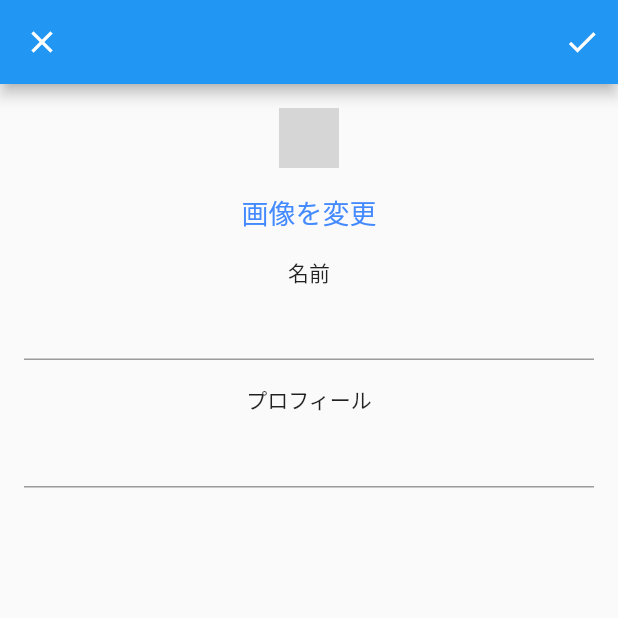
After one commit to Yukihiro1123/twitter_clone, a Flutter app: the EditProfileScreen screen opened by its route, after a tap on "画像を変更", on a phone screen of 412 x 824 dp, the top half of it. The commit adds this screen. Run offline on Flutter 3.47's test engine with Material 2 defaults, Android fonts, the phone set to English and light mode, and no system bars; our stand-ins replace cached_network_image, cloud_firestore, firebase_auth, firebase_core, firebase_storage, fluttertoast and 3 more; accounts and stored records are empty; network calls fail; Roboto replaces fonts that are missing (NotoSansJP_Medium); grey boxes are pictures that could not be loaded.

Commit message:
プロフィール編集機能+プロフィール画面UI

```diff
--- a/lib/di/providers.dart
+++ b/lib/di/providers.dart
@@ -5,6 +5,7 @@ import 'package:twitter_clone/view_models/timeline_view_model.dart';
 import '../models/db/database_manager.dart';
 import '../models/repositories/post_repository.dart';
 import '../models/repositories/user_repository.dart';
+
 import '../view_models/login_view_model.dart';
 import '../view_models/post_view_model.dart';
 import '../view_models/profile_view_model.dart';
@@ -46,6 +47,7 @@ List<SingleChildWidget> viewModels = [
   ChangeNotifierProvider<ProfileViewModel>(
     create: (context) => ProfileViewModel(
       userRepository: context.read<UserRepository>(),
+      postRepository: context.read<PostRepository>(),
     ),
   ),
   ChangeNotifierProvider<PostViewModel>(
@@ -59,5 +61,5 @@ List<SingleChildWidget> viewModels = [
       userRepository: context.read<UserRepository>(),
       postRepository: context.read<PostRepository>(),
     ),
-  )
+  ),
 ];
--- a/lib/main.dart
+++ b/lib/main.dart
@@ -5,6 +5,7 @@ import 'package:provider/provider.dart';
 import 'package:twitter_clone/di/providers.dart';
 import 'package:twitter_clone/firebase_options.dart';
 import 'package:twitter_clone/view/post/tweet_form_screen.dart';
+import 'package:twitter_clone/view/profile/screens/edit_profile_screen.dart';
 import 'package:twitter_clone/view_models/login_view_model.dart';
 
 import 'screens/home_screen.dart';
@@ -65,6 +66,12 @@ class MyApp extends StatelessWidget {
           return const LikesPage();
         },
       ),
+      GoRoute(
+        path: "/edit_profile",
+        builder: (BuildContext context, GoRouterState state) {
+          return const EditProfileScreen();
+        },
+      ),
     ],
   );
 }
--- a/lib/models/repositories/post_repository.dart
+++ b/lib/models/repositories/post_repository.dart
@@ -1,3 +1,6 @@
+import 'dart:io';
+
+import 'package:image_picker/image_picker.dart';
 import 'package:twitter_clone/data_models/user.dart';
 import 'package:uuid/uuid.dart';
 
@@ -8,6 +11,14 @@ import '../db/database_manager.dart';
 class PostRepository {
   final DatabaseManager dbManager;
   PostRepository({required this.dbManager});
+
+  Future<File?> pickImage() async {
+    final imagePicker = ImagePicker();
+    final pickedImage =
+        await imagePicker.pickImage(source: ImageSource.gallery);
+    print("The path is ${pickedImage?.path}");
+    return (pickedImage != null) ? File(pickedImage.path) : null;
+  }
 
   Future<void> post(User currentUser, String tweetText) async {
     final storageId = const Uuid().v1();
@@ -27,7 +38,7 @@ class PostRepository {
   Future<void> likeIt(Post post, User currentUser) async {
     final like = Like(
       likeUserId: currentUser.userId,
-      likeId: Uuid().v1(),
+      likeId: const Uuid().v1(),
       postId: post.postId,
       likeDateTime: DateTime.now(),
     );
--- a/lib/view/common/circle_photo.dart
+++ b/lib/view/common/circle_photo.dart
@@ -1,16 +1,19 @@
+import 'package:cached_network_image/cached_network_image.dart';
 import "package:flutter/material.dart";
 
 class CirclePhoto extends StatelessWidget {
-  final String? photoUrl;
+  final String photoUrl;
   final double? radius;
-  const CirclePhoto({super.key, this.photoUrl, this.radius});
+  const CirclePhoto({super.key, required this.photoUrl, this.radius});
 
   @override
   Widget build(BuildContext context) {
     return CircleAvatar(
       radius: radius,
-      backgroundImage: NetworkImage(
-          "https://cdn-icons-png.flaticon.com/512/1946/1946429.png"),
+      backgroundImage: (photoUrl == "" || photoUrl.isEmpty)
+          ? const NetworkImage(
+              "https://cdn-icons-png.flaticon.com/512/1946/1946429.png")
+          : CachedNetworkImageProvider(photoUrl) as ImageProvider,
     );
   }
 }
--- a/lib/view/common/user_card.dart
+++ b/lib/view/common/user_card.dart
@@ -6,14 +6,14 @@ import 'circle_photo.dart';
 class UserCard extends StatelessWidget {
   final String title;
   final String subTitle;
-  final String? photoUrl;
+  final String photoUrl;
   final Widget? trailing;
   final VoidCallback? onTap;
   const UserCard({
     super.key,
     required this.title,
     required this.subTitle,
-    this.photoUrl,
+    required this.photoUrl,
     this.trailing,
     this.onTap,
   });
@@ -24,7 +24,7 @@ class UserCard extends StatelessWidget {
       splashColor: Colors.blueGrey,
       onTap: onTap,
       child: ListTile(
-        leading: const CirclePhoto(),
+        leading: CirclePhoto(photoUrl: photoUrl),
         title: Text(title, style: userCardTitleTextStyle),
         subtitle: Text(subTitle, style: userCardSubTitleTextStyle),
         trailing: trailing,
--- a/lib/view/likes/likes_page.dart
+++ b/lib/view/likes/likes_page.dart
@@ -1,5 +1,6 @@
 import "package:flutter/material.dart";
 import 'package:go_router/go_router.dart';
+import 'package:provider/provider.dart';
 
 class LikesPage extends StatelessWidget {
   const LikesPage({super.key});
--- /dev/null
+++ b/lib/view/profile/screens/edit_profile_screen.dart
@@ -0,0 +1,117 @@
+import "package:flutter/material.dart";
+import 'package:font_awesome_flutter/font_awesome_flutter.dart';
+import 'package:go_router/go_router.dart';
+import 'package:provider/provider.dart';
+import 'package:twitter_clone/style.dart';
+
+import '../../../view_models/profile_view_model.dart';
+import '../../common/circle_photo.dart';
+import '../../common/confirm_dialog.dart';
+
+class EditProfileScreen extends StatefulWidget {
+  const EditProfileScreen({super.key});
+
+  @override
+  State<EditProfileScreen> createState() => _EditProfileScreenState();
+}
+
+class _EditProfileScreenState extends State<EditProfileScreen> {
+  String _photoUrl = "";
+  bool _isImageFromFile = false;
+  TextEditingController _nameController = TextEditingController();
+  TextEditingController _bioController = TextEditingController();
+
+  @override
+  void initState() {
+    final profileViewModel = context.read<ProfileViewModel>();
+    final profileUser = profileViewModel.profileUser;
+    _isImageFromFile = false;
+    _photoUrl = profileUser.photoUrl;
+    _nameController.text = profileUser.appUserName;
+    _bioController.text = profileUser.bio;
+    super.initState();
+  }
+
+  @override
+  Widget build(BuildContext context) {
+    return Scaffold(
+      appBar: AppBar(
+        leading: IconButton(
+          icon: const Icon(Icons.close),
+          onPressed: () => context.pop(),
+        ),
+        title: const FaIcon(
+          FontAwesomeIcons.twitter,
+          color: Colors.blue,
+        ),
+        centerTitle: true,
+        actions: <Widget>[
+          IconButton(
+            onPressed: () => showConfirmDialog(
+                context: context,
+                title: "プロフィールの変更",
+                content: "変更しても良いですか",
+                onConfirmed: (isConfirmed) {
+                  _updateProfile(context);
+                }),
+            icon: const Icon(Icons.done),
+          ),
+        ],
+      ),
+      body: Consumer<ProfileViewModel>(
+        builder: (_, model, child) {
+          return model.isProcessing
+              ? const Center(child: CircularProgressIndicator())
+              : SingleChildScrollView(
+                  child: Padding(
+                    padding: const EdgeInsets.symmetric(horizontal: 16.0),
+                    child: Column(
+                      children: <Widget>[
+                        const SizedBox(height: 16.0),
+                        CirclePhoto(photoUrl: _photoUrl),
+                        const SizedBox(height: 16.0),
+                        Center(
+                          child: InkWell(
+                            onTap: () => _pickProfileImage(),
+                            child: const Text(
+                              "画像を変更",
+                              style: changeProfilePhotoTextStyle,
+                            ),
+                          ),
+                        ),
+                        const SizedBox(height: 16.0),
+                        const Text("名前", style: editProfileTitleTextStyle),
+                        TextField(controller: _nameController),
+                        const SizedBox(height: 16.0),
+                        const Text("プロフィール", style: editProfileTitleTextStyle),
+                        TextField(controller: _bioController),
+                      ],
+                    ),
+                  ),
+                );
+        },
+      ),
+    );
+  }
+
+  _pickProfileImage() async {
+    _isImageFromFile = false;
+    final profileViewModel = context.read<ProfileViewModel>();
+    _photoUrl = await profileViewModel.pickProfileImage();
+    setState(() {
+      _isImageFromFile = true;
+    });
+  }
+
+  void _updateProfile(BuildContext context) async {
+    final profileViewModel = context.read<ProfileViewModel>();
+    await profileViewModel.updateProfile(
+      _nameController.text,
+      _bioController.text,
+      _photoUrl,
+      _isImageFromFile,
+    );
+    if (!mounted) return;
+    context.pop();
+  }
+}
--- a/lib/view/timeline/components/timeline_tile.dart
+++ b/lib/view/timeline/components/timeline_tile.dart
@@ -35,6 +35,7 @@ class TimelineTile extends StatelessWidget {
                   title: postUser.appUserName,
                   subTitle:
                       DateFormat("yyyy-MM-dd-HH:mm").format(post.postDateTime),
+                  photoUrl: postUser.photoUrl,
                   trailing: PopupMenuButton(
                     itemBuilder: (BuildContext context) {
                       return [
--- a/lib/view/timeline/time_line_page.dart
+++ b/lib/view/timeline/time_line_page.dart
@@ -2,7 +2,6 @@ import "package:flutter/material.dart";
 import 'package:font_awesome_flutter/font_awesome_flutter.dart';
 import 'package:go_router/go_router.dart';
 import 'package:provider/provider.dart';
-import 'package:twitter_clone/view/common/circle_photo.dart';
 
 import '../../view_models/timeline_view_model.dart';
 import 'components/timeline_tile.dart';
@@ -31,8 +30,9 @@ class TimelinePage extends StatelessWidget {
           );
         } else {
           return (model.posts == null)
-              ? Center(child: Text('Hello!!!'))
+              ? const Center(child: Text('Hello!!!'))
               : ListView.builder(
+                  physics: const AlwaysScrollableScrollPhysics(),
                   itemCount: model.posts!.length,
                   itemBuilder: (BuildContext context, int index) {
                     return TimelineTile(post: model.posts![index]);
--- a/lib/view_models/profile_view_model.dart
+++ b/lib/view_models/profile_view_model.dart
@@ -1,16 +1,62 @@
 import 'package:flutter/material.dart';
+import 'package:fluttertoast/fluttertoast.dart';
+import 'package:twitter_clone/models/repositories/post_repository.dart';
+import '../data_models/post.dart';
 import '../data_models/user.dart';
 import '../models/repositories/user_repository.dart';
 
 class ProfileViewModel extends ChangeNotifier {
   final UserRepository userRepository;
-  ProfileViewModel({required this.userRepository});
+  final PostRepository postRepository;
+  ProfileViewModel({
+    required this.userRepository,
+    required this.postRepository,
+  });
   late User profileUser;
   //Getterを利用し、UserRepositoryクラスの変数を参照のみ可能とする
   User get currentUser => UserRepository.currentUser!;
+
+  bool isProcessing = false;
+  List<Post> posts = [];
+
+  void setProfileUser(User? selectedUser) {
+    //TODO 他者のページの場合と自分のページの場合の場合分け
+    profileUser = currentUser;
+  }
+
+  Future<void> getPost() async {
+    isProcessing = true;
+    notifyListeners();
+    posts = await postRepository.getPosts();
+    isProcessing = false;
+    notifyListeners();
+  }
 
   Future<void> signOut() async {
     await userRepository.signOut();
     notifyListeners();
   }
+
+  Future<String> pickProfileImage() async {
+    final pickedImage = await postRepository.pickImage();
+    return (pickedImage != null) ? pickedImage.path : "";
+  }
+
+  Future<void> updateProfile(
+    String nameUpdated,
+    String bioUpdated,
+    String photoUrlUpdated,
+    bool isImageFromFile,
+  ) async {
+    isProcessing = true;
+    notifyListeners();
+    await userRepository.updateProfile(
+        profileUser, nameUpdated, bioUpdated, photoUrlUpdated, isImageFromFile);
+    //ここまで行うと、タイムラインでは変更が反映されるが、プロフィールページはそうではない
+    //変更後にユーザーデータを再取得してstaticに保存
+    await userRepository.getCurrentUserById(profileUser.userId);
+    profileUser = currentUser;
+    isProcessing = false;
+    notifyListeners();
+  }
 }
--- a/pubspec.yaml
+++ b/pubspec.yaml
@@ -48,6 +48,8 @@ dependencies:
   firebase_analytics: ^10.0.5
   go_router: ^5.1.5
   intl: ^0.17.0
+  image_picker: ^0.8.6
+  cached_network_image: ^3.2.2
   #firebase_dynamic_links: ^5.0.5
 
 dev_dependencies:
```
Also changed, not shown: lib/models/db/database_manager.dart (+18 -0 lines), lib/models/repositories/user_repository.dart (+32 -0 lines), lib/view/profile/components/profile_bio.dart (added, +25 -0 lines), lib/view/profile/components/profile_detail_part.dart (added, +51 -0 lines), lib/view/profile/components/profile_image.dart (added, +16 -0 lines), lib/view/profile/components/profile_posts_part.dart (added, +12 -0 lines), lib/view/profile/components/profile_records.dart (added, +28 -0 lines), lib/view/profile/profile_page.dart (+99 -2 lines), lib/firebase_options.dart, pubspec.lock, 14 other files.
